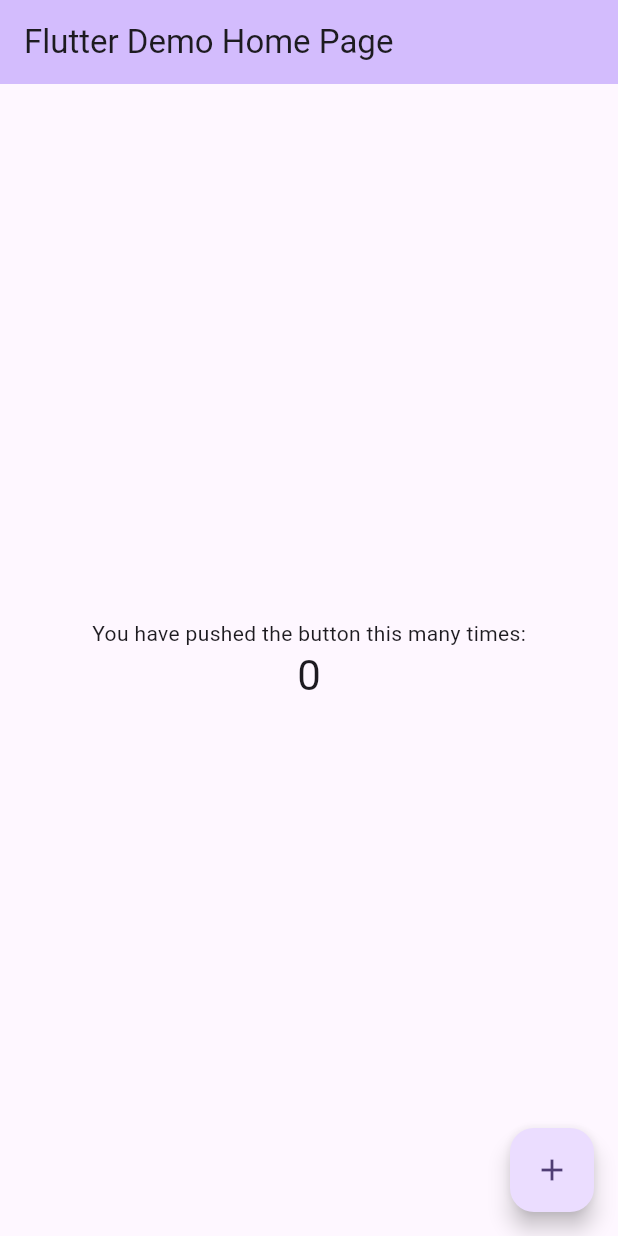
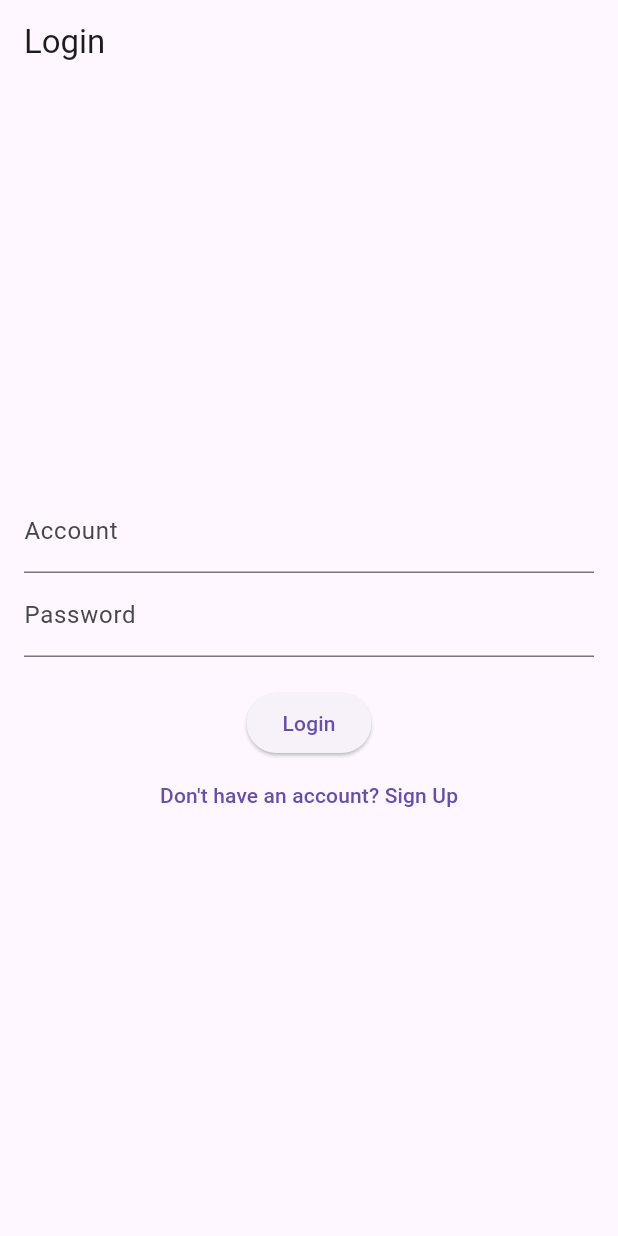
Before and after one commit to BassemWael/flutter-intern, a Flutter app: the screen it shows after launch, on a phone screen of 412 x 824 dp. Run offline on Flutter 3.47's test engine with Material 3 defaults, Android fonts, the phone set to English and light mode, and no system bars.

Commit message:
Log in and sign up pages made

```diff
--- /dev/null
+++ b/project/lib/Screens/login.dart
@@ -0,0 +1,62 @@
+import 'package:flutter/material.dart';
+import 'package:project/Screens/signup.dart';
+
+class LoginScreen extends StatefulWidget {
+  const LoginScreen({super.key});
+  static const String routename = "Login";
+
+  @override
+  State<LoginScreen> createState() => _LoginScreenState();
+}
+
+class _LoginScreenState extends State<LoginScreen> {
+  final TextEditingController _accountController = TextEditingController();
+  final TextEditingController _passwordController = TextEditingController();
+
+  @override
+  void dispose() {
+    _accountController.dispose();
+    _passwordController.dispose();
+    super.dispose();
+  }
+
+  @override
+  Widget build(BuildContext context) {
+    return Scaffold(
+      appBar: AppBar(
+        title: const Text('Login'),
+      ),
+      body: Padding(
+        padding: const EdgeInsets.all(16.0),
+        child: Column(
+          mainAxisAlignment: MainAxisAlignment.center,
+          children: [
+            TextField(
+              controller: _accountController,
+              decoration: const InputDecoration(labelText: 'Account'),
+            ),
+            TextField(
+              controller: _passwordController,
+              decoration: const InputDecoration(labelText: 'Password'),
+              obscureText: true,
+            ),
+            const SizedBox(height: 20),
+            ElevatedButton(
+              onPressed: () {
+                print('Account: ${_accountController.text}');
+                print('Password: ${_passwordController.text}');
+              },
+              child: const Text('Login'),
+            ),
+            TextButton(
+              onPressed: () {
+                Navigator.pushNamed(context, SignUpScreen.routename);
+              },
+              child: const Text('Don\'t have an account? Sign Up'),
+            ),
+          ],
+        ),
+      ),
+    );
+  }
+}
--- a/project/lib/main.dart
+++ b/project/lib/main.dart
@@ -1,125 +1,22 @@
 import 'package:flutter/material.dart';
+import 'package:project/Screens/login.dart';
+import 'package:project/Screens/signup.dart';
 
 void main() {
-  runApp(const MyApp());
+  runApp(MyApp());
 }
 
 class MyApp extends StatelessWidget {
   const MyApp({super.key});
 
-  // This widget is the root of your application.
   @override
   Widget build(BuildContext context) {
     return MaterialApp(
-      title: 'Flutter Demo',
-      theme: ThemeData(
-        // This is the theme of your application.
-        //
-        // TRY THIS: Try running your application with "flutter run". You'll see
-        // the application has a purple toolbar. Then, without quitting the app,
-        // try changing the seedColor in the colorScheme below to Colors.green
-        // and then invoke "hot reload" (save your changes or press the "hot
-        // reload" button in a Flutter-supported IDE, or press "r" if you used
-        // the command line to start the app).
-        //
-        // Notice that the counter didn't reset back to zero; the application
-        // state is not lost during the reload. To reset the state, use hot
-        // restart instead.
-        //
-        // This works for code too, not just values: Most code changes can be
-        // tested with just a hot reload.
-        colorScheme: ColorScheme.fromSeed(seedColor: Colors.deepPurple),
-        useMaterial3: true,
-      ),
-      home: const MyHomePage(title: 'Flutter Demo Home Page'),
+      initialRoute: LoginScreen.routename,
+      routes: {
+        SignUpScreen.routename: (context) => const SignUpScreen(),
+        LoginScreen.routename: (context) => const LoginScreen(),
+      },
     );
   }
 }
-
-class MyHomePage extends StatefulWidget {
-  const MyHomePage({super.key, required this.title});
-
-  // This widget is the home page of your application. It is stateful, meaning
-  // that it has a State object (defined below) that contains fields that affect
-  // how it looks.
-
-  // This class is the configuration for the state. It holds the values (in this
-  // case the title) provided by the parent (in this case the App widget) and
-  // used by the build method of the State. Fields in a Widget subclass are
-  // always marked "final".
-
-  final String title;
-
-  @override
-  State<MyHomePage> createState() => _MyHomePageState();
-}
-
-class _MyHomePageState extends State<MyHomePage> {
-  int _counter = 0;
-
-  void _incrementCounter() {
-    setState(() {
-      // This call to setState tells the Flutter framework that something has
-      // changed in this State, which causes it to rerun the build method below
-      // so that the display can reflect the updated values. If we changed
-      // _counter without calling setState(), then the build method would not be
-      // called again, and so nothing would appear to happen.
-      _counter++;
-    });
-  }
-
-  @override
-  Widget build(BuildContext context) {
-    // This method is rerun every time setState is called, for instance as done
-    // by the _incrementCounter method above.
-    //
-    // The Flutter framework has been optimized to make rerunning build methods
-    // fast, so that you can just rebuild anything that needs updating rather
-    // than having to individually change instances of widgets.
-    return Scaffold(
-      appBar: AppBar(
-        // TRY THIS: Try changing the color here to a specific color (to
-        // Colors.amber, perhaps?) and trigger a hot reload to see the AppBar
-        // change color while the other colors stay the same.
-        backgroundColor: Theme.of(context).colorScheme.inversePrimary,
-        // Here we take the value from the MyHomePage object that was created by
-        // the App.build method, and use it to set our appbar title.
-        title: Text(widget.title),
-      ),
-      body: Center(
-        // Center is a layout widget. It takes a single child and positions it
-        // in the middle of the parent.
-        child: Column(
-          // Column is also a layout widget. It takes a list of children and
-          // arranges them vertically. By default, it sizes itself to fit its
-          // children horizontally, and tries to be as tall as its parent.
-          //
-          // Column has various properties to control how it sizes itself and
-          // how it positions its children. Here we use mainAxisAlignment to
-          // center the children vertically; the main axis here is the vertical
-          // axis because Columns are vertical (the cross axis would be
-          // horizontal).
-          //
-          // TRY THIS: Invoke "debug painting" (choose the "Toggle Debug Paint"
-          // action in the IDE, or press "p" in the console), to see the
-          // wireframe for each widget.
-          mainAxisAlignment: MainAxisAlignment.center,
-          children: <Widget>[
-            const Text(
-              'You have pushed the button this many times:',
-            ),
-            Text(
-              '$_counter',
-              style: Theme.of(context).textTheme.headlineMedium,
-            ),
-          ],
-        ),
-      ),
-      floatingActionButton: FloatingActionButton(
-        onPressed: _incrementCounter,
-        tooltip: 'Increment',
-        child: const Icon(Icons.add),
-      ), // This trailing comma makes auto-formatting nicer for build methods.
-    );
-  }
-}
```
Also changed, not shown: project/lib/Screens/signup.dart (added, +62 -0 lines), project/pubspec.lock.
